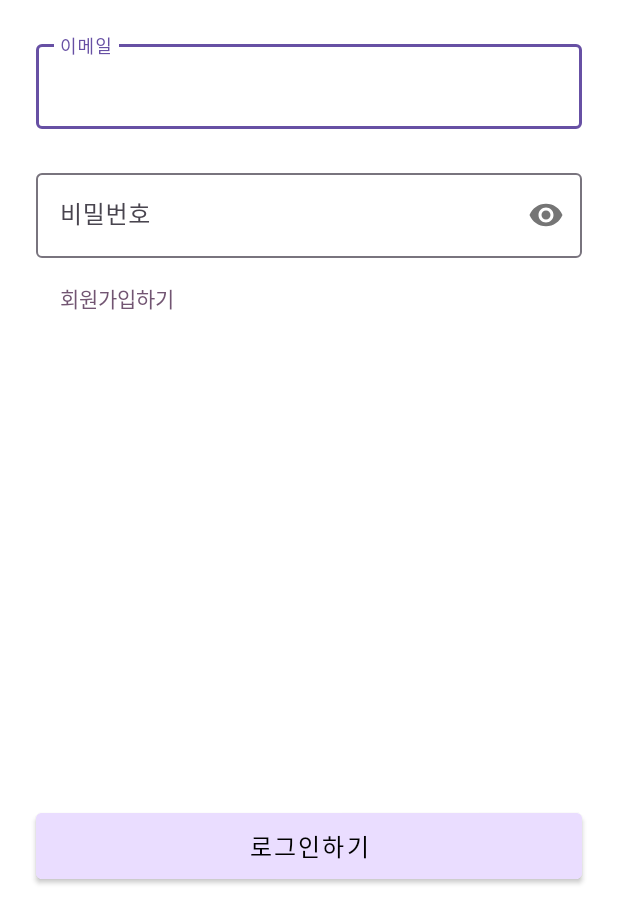
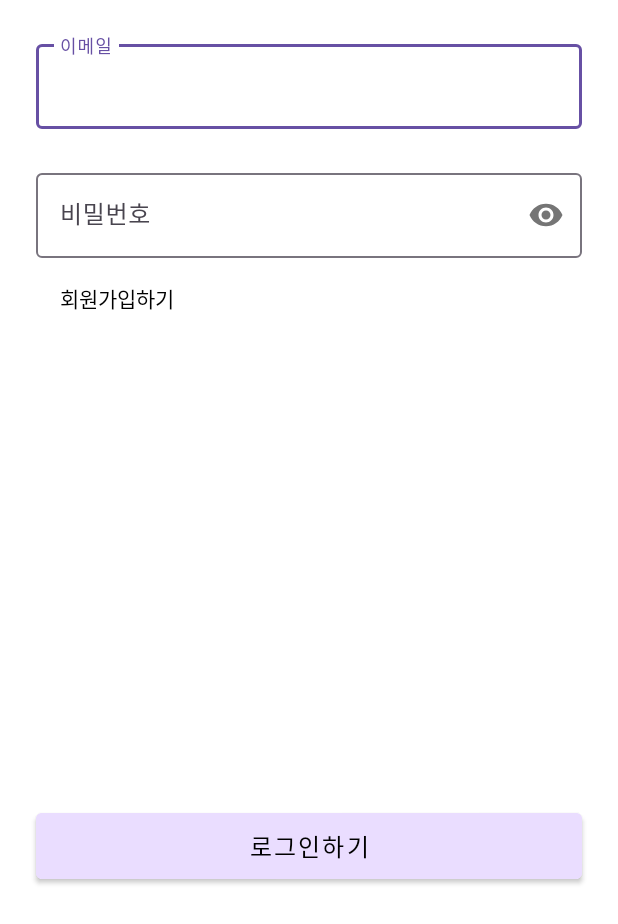
Before and after one commit to 2024-Bidding/bidding-android, an Android app: the screen it shows after launch (MainActivity), on a phone screen of 412 x 824 dp, the part 312-1236 px from its top. Run offline under Robolectric (Android 15) with nearby library versions, the phone set to English and light mode, and no system bars; our stand-ins replace data binding; 1 statement that could not run was skipped.

Commit message:
fix :: view inflating 버그 수정

```diff
--- a/app/src/main/res/layout/fragment_sign_in.xml
+++ b/app/src/main/res/layout/fragment_sign_in.xml
@@ -61,7 +61,7 @@
             android:layout_marginStart="16dp"
             android:layout_marginTop="16dp"
             android:text="@string/do_sign_up"
-            android:textColor="@color/material_dynamic_tertiary40"
+            android:textColor="@color/black"
             app:layout_constraintStart_toStartOf="@id/til_sign_in_password"
             app:layout_constraintTop_toBottomOf="@id/til_sign_in_password" />
 
--- a/app/src/main/res/layout/fragment_sign_up.xml
+++ b/app/src/main/res/layout/fragment_sign_up.xml
@@ -99,7 +99,7 @@
             android:layout_marginStart="16dp"
             android:layout_marginTop="16dp"
             android:text="@string/do_sign_in"
-            android:textColor="@color/material_dynamic_tertiary40"
+            android:textColor="?attr/colorTertiary"
             app:layout_constraintStart_toStartOf="@id/til_sign_up_repeat_password"
             app:layout_constraintTop_toBottomOf="@id/til_sign_up_repeat_password" />
 
```
